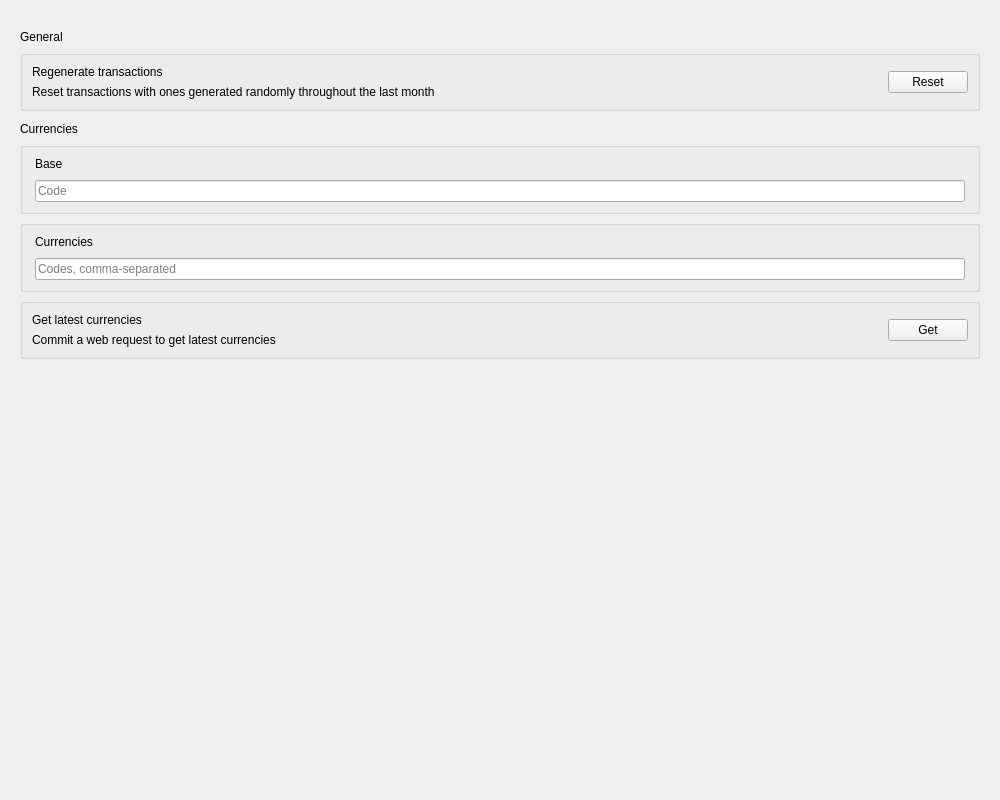
Above: Desktop/Pages/Settings/SettingsPage.ui from david4more/CoinWarden before the change. Below: the same form after it.
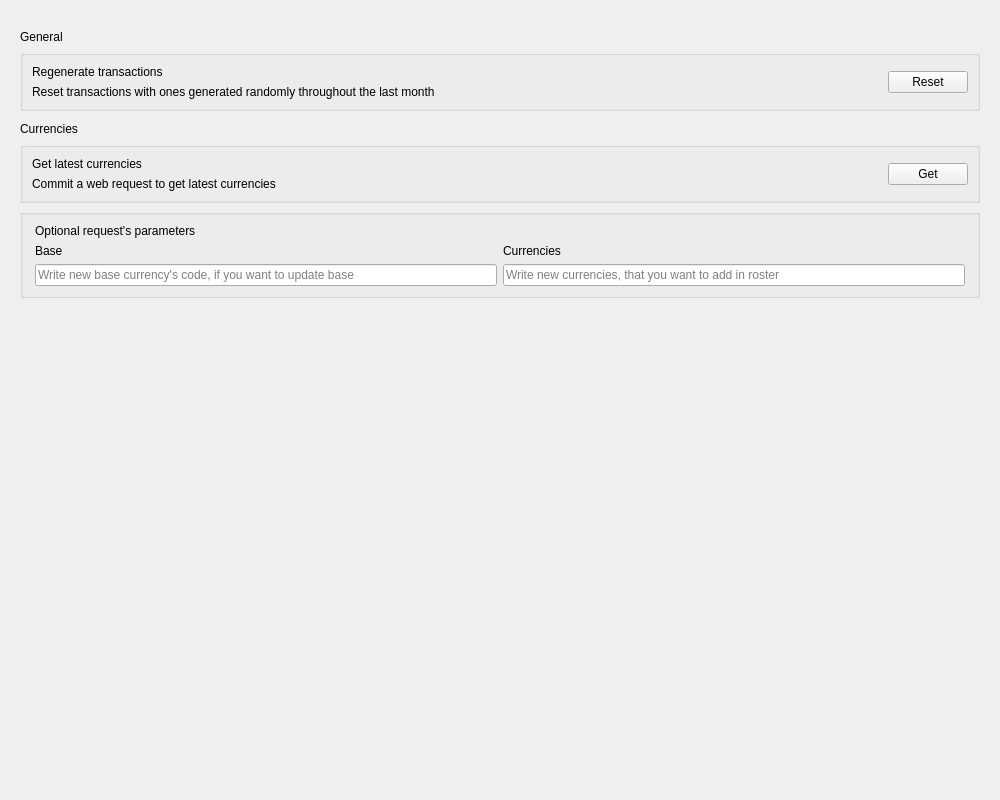
That is the form after the change.

Commit message: create MultiSelectDialog class, move Model&Proxy initialization to mainwindow

Diff of the .ui file:
```diff
--- a/Desktop/Pages/Settings/SettingsPage.ui
+++ b/Desktop/Pages/Settings/SettingsPage.ui
@@ -17,9 +17,6 @@
    <item>
     <widget class="QWidget" name="container" native="true">
      <layout class="QVBoxLayout" name="verticalLayout">
-      <property name="spacing">
-       <number>6</number>
-      </property>
       <item>
        <spacer name="verticalSpacer_2">
         <property name="orientation">
@@ -148,112 +145,6 @@
         </property>
        </widget>
       </item>
-      <item>
-       <widget class="QGroupBox" name="groupBox_4">
-        <property name="sizePolicy">
-         <sizepolicy hsizetype="Preferred" vsizetype="Fixed">
-          <horstretch>0</horstretch>
-          <verstretch>0</verstretch>
-         </sizepolicy>
-        </property>
-        <property name="maximumSize">
-         <size>
-          <width>16777215</width>
-          <height>16777215</height>
-         </size>
-        </property>
-        <property name="title">
-         <string/>
-        </property>
-        <layout class="QVBoxLayout" name="verticalLayout_8">
-         <property name="spacing">
-          <number>9</number>
-         </property>
-         <property name="leftMargin">
-          <number>12</number>
-         </property>
-         <property name="topMargin">
-          <number>9</number>
-         </property>
-         <property name="rightMargin">
-          <number>12</number>
-         </property>
-         <property name="bottomMargin">
-          <number>9</number>
-         </property>
-         <item>
-          <widget class="QLabel" name="label_6">
-           <property name="styleSheet">
-            <string notr="true">font: 600 14pt &quot;Segoe UI&quot;;</string>
-           </property>
-           <property name="text">
-            <string>Base</string>
-           </property>
-          </widget>
-         </item>
-         <item>
-          <widget class="QLineEdit" name="base">
-           <property name="placeholderText">
-            <string>Code</string>
-           </property>
-          </widget>
-         </item>
-        </layout>
-       </widget>
-      </item>
-      <item>
-       <widget class="QGroupBox" name="groupBox_3">
-        <property name="sizePolicy">
-         <sizepolicy hsizetype="Preferred" vsizetype="Fixed">
-          <horstretch>0</horstretch>
-          <verstretch>0</verstretch>
-         </sizepolicy>
-        </property>
-        <property name="maximumSize">
-         <size>
-          <width>16777215</width>
-          <height>16777215</height>
-         </size>
-        </property>
-        <property name="title">
-         <string/>
-        </property>
-        <layout class="QVBoxLayout" name="verticalLayout_7">
-         <property name="spacing">
-          <number>9</number>
-         </property>
-         <property name="leftMargin">
-          <number>12</number>
-         </property>
-         <property name="topMargin">
-          <number>9</number>
-         </property>
-         <property name="rightMargin">
-          <number>12</number>
-         </property>
-         <property name="bottomMargin">
-          <number>9</number>
-         </property>
-         <item>
-          <widget class="QLabel" name="label_4">
-           <property name="styleSheet">
-            <string notr="true">font: 600 14pt &quot;Segoe UI&quot;;</string>
-           </property>
-           <property name="text">
-            <string>Currencies</string>
-           </property>
-          </widget>
-         </item>
-         <item>
-          <widget class="QLineEdit" name="currencies">
-           <property name="placeholderText">
-            <string>Codes, comma-separated</string>
-           </property>
-          </widget>
-         </item>
-        </layout>
-       </widget>
-      </item>
       <item>
        <widget class="QGroupBox" name="groupBox_6">
         <property name="sizePolicy">
@@ -321,6 +212,83 @@
         </layout>
        </widget>
       </item>
+      <item>
+       <widget class="QGroupBox" name="groupBox_4">
+        <property name="sizePolicy">
+         <sizepolicy hsizetype="Preferred" vsizetype="Fixed">
+          <horstretch>0</horstretch>
+          <verstretch>0</verstretch>
+         </sizepolicy>
+        </property>
+        <property name="maximumSize">
+         <size>
+          <width>16777215</width>
+          <height>16777215</height>
+         </size>
+        </property>
+        <property name="title">
+         <string/>
+        </property>
+        <layout class="QGridLayout" name="gridLayout">
+         <property name="leftMargin">
+          <number>12</number>
+         </property>
+         <property name="topMargin">
+          <number>9</number>
+         </property>
+         <property name="rightMargin">
+          <number>12</number>
+         </property>
+         <property name="bottomMargin">
+          <number>9</number>
+         </property>
+         <item row="2" column="0">
+          <widget class="QLineEdit" name="base">
+           <property name="placeholderText">
+            <string>Write new base currency's code, if you want to update base</string>
+           </property>
+          </widget>
+         </item>
+         <item row="2" column="1">
+          <widget class="QLineEdit" name="currencies">
+           <property name="placeholderText">
+            <string>Write new currencies, that you want to add in roster</string>
+           </property>
+          </widget>
+         </item>
+         <item row="1" column="0">
+          <widget class="QLabel" name="label_6">
+           <property name="styleSheet">
+            <string notr="true"/>
+           </property>
+           <property name="text">
+            <string>Base</string>
+           </property>
+          </widget>
+         </item>
+         <item row="1" column="1">
+          <widget class="QLabel" name="label_4">
+           <property name="styleSheet">
+            <string notr="true"/>
+           </property>
+           <property name="text">
+            <string>Currencies</string>
+           </property>
+          </widget>
+         </item>
+         <item row="0" column="0" colspan="2">
+          <widget class="QLabel" name="label_7">
+           <property name="styleSheet">
+            <string notr="true">font: 600 14pt &quot;Segoe UI&quot;;</string>
+           </property>
+           <property name="text">
+            <string>Optional request's parameters</string>
+           </property>
+          </widget>
+         </item>
+        </layout>
+       </widget>
+      </item>
       <item>
        <spacer name="verticalSpacer_7">
         <property name="orientation">
```
The commit also changes 10 other files.
